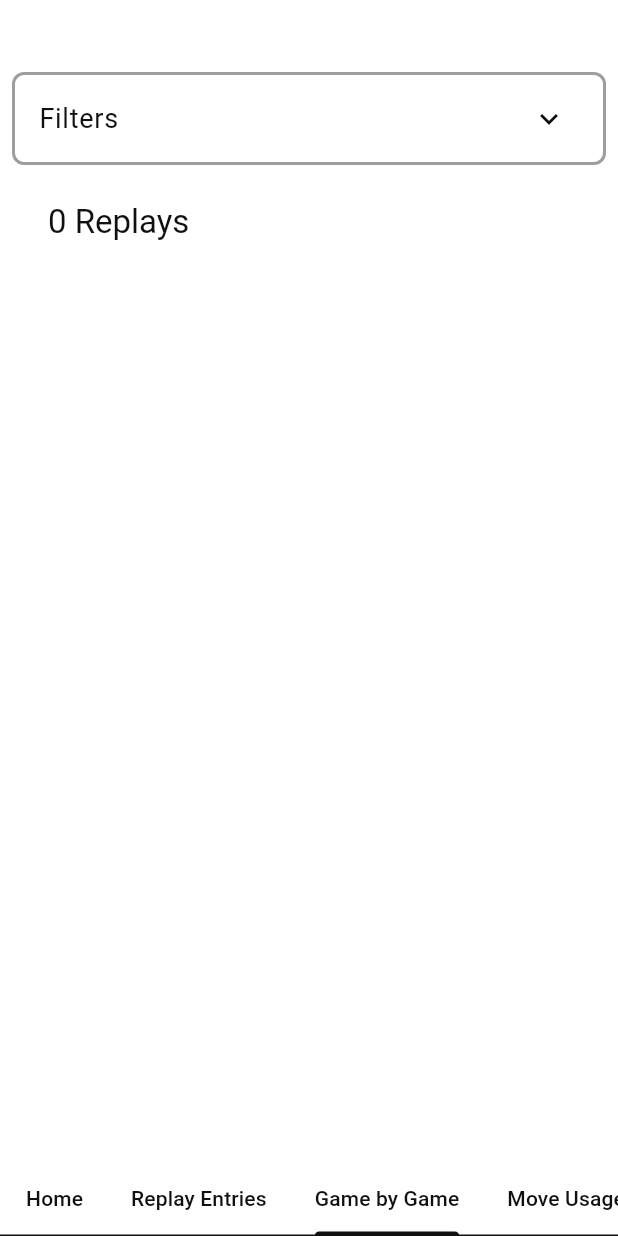
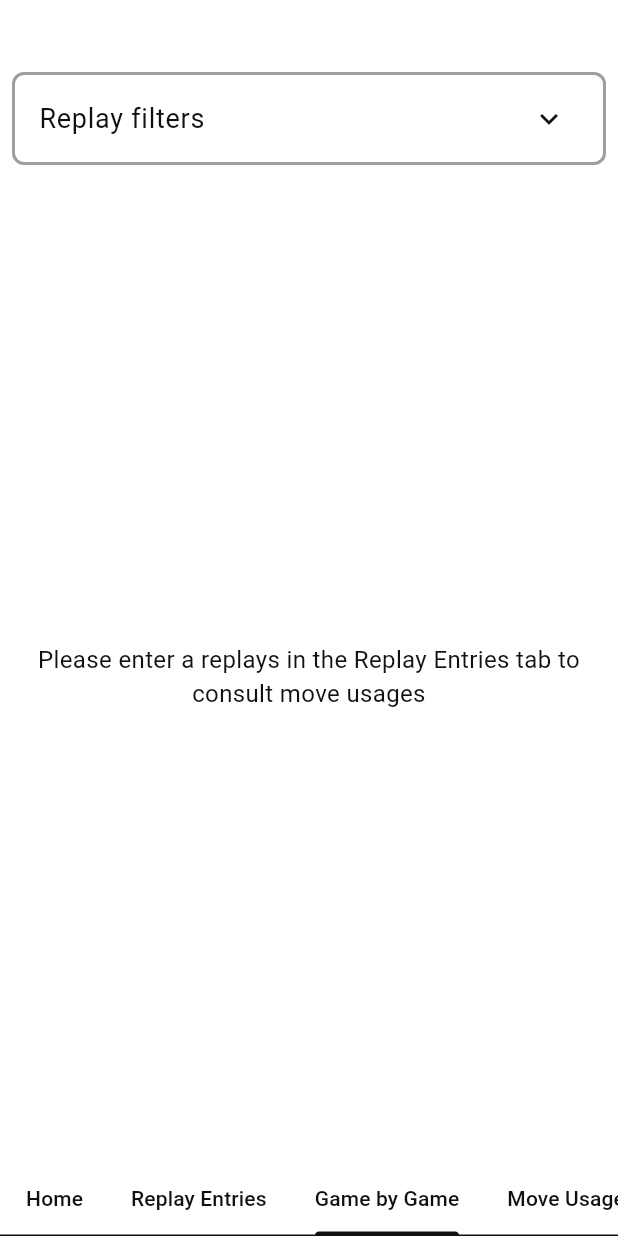
Before and after one commit to tambapps/poke-show-stats, a Flutter app: the screen it shows after launch, tab 3 chosen, on a phone screen of 412 x 824 dp. Run offline on Flutter 3.47's test engine with Material 3 defaults, Android fonts, the phone set to English and light mode, and no system bars; our stand-ins replace cached_network_image, fl_chart, fluttertoast, go_router, shared_preferences, yaml; missing offline and left inert: cached_network_image_platform_interface.

Commit message:
globalized filters

```diff
--- a/app/lib/ui/core/widgets/replay_filters.dart
+++ b/app/lib/ui/core/widgets/replay_filters.dart
@@ -16,8 +16,10 @@ class ReplayFiltersWidget extends StatefulWidget {
   final ReplayFiltersViewModel viewModel;
   final void Function(ReplayPredicate?) applyFilters;
   final bool isMobile;
+  final int totalReplaysCount;
+  final int matchedReplaysCount;
 
-  const ReplayFiltersWidget({super.key, required this.viewModel, required this.applyFilters, required this.isMobile});
+  const ReplayFiltersWidget({super.key, required this.viewModel, required this.applyFilters, required this.isMobile, required this.totalReplaysCount, required this.matchedReplaysCount});
 
   @override
   State createState() => isMobile ? _MobileReplayFiltersWidgetState() : _DesktopReplayFiltersWidgetState();
@@ -29,18 +31,14 @@ abstract class _AbstractReplayFiltersWidgetState extends AbstractState<ReplayFil
   late TabController _tabController;
   ReplayFiltersViewModel get _viewModel => widget.viewModel;
   void Function(ReplayPredicate?) get applyFilters => widget.applyFilters;
-  late _Filters _filters;
-  late TextEditingController _minEloController;
-  late TextEditingController _maxEloController;
+
+  ReplayFilters get _filters => _viewModel.filters;
 
   @override
   void initState() {
     super.initState();
     // The `vsync: this` ensures the TabController is synchronized with the screen's refresh rate
     _tabController = TabController(length: 6, vsync: this);
-    _filters = _Filters();
-    _minEloController = TextEditingController();
-    _maxEloController = TextEditingController();
   }
 
   @override
@@ -56,12 +54,13 @@ abstract class _AbstractReplayFiltersWidgetState extends AbstractState<ReplayFil
           borderRadius: const BorderRadius.all(Radius.circular(8)),
         ),
         child: ExpansionTile(
-          title: Text("Filters"),
+          title: Text("Replay filters"),
+            subtitle: widget.totalReplaysCount != widget.matchedReplaysCount ? Text("Matched ${widget.matchedReplaysCount} replays out of ${widget.totalReplaysCount}") : null,
           children: [
             Padding(padding: EdgeInsets.symmetric(horizontal: dimens.pokemonFiltersHorizontalSpacing),
               child: eloFiltersWidget(context, localization, dimens, theme),),
             const SizedBox(height: 16.0,),
-            Text("Opponent's team", style: theme.textTheme.titleMedium,),
+            Text("Opponent's team", style: theme.textTheme.titleMedium, ),
             const SizedBox(height: 16.0,),
             TabBar(
               controller: _tabController,
@@ -86,7 +85,7 @@ abstract class _AbstractReplayFiltersWidgetState extends AbstractState<ReplayFil
                           side: _viewModel.dirty ? const BorderSide(color: Colors.orange) : null,
                         ),
                         onPressed: () {
-                          applyFilters(_filters.getPredicate(_minEloController, _maxEloController));
+                          applyFilters(_filters.getPredicate());
                           _viewModel.dirty = false;
                         },
                         child: Text("Apply"))],
@@ -190,18 +189,16 @@ abstract class _AbstractReplayFiltersWidgetState extends AbstractState<ReplayFil
   @override
   void dispose() {
     _tabController.dispose();
-    _filters.dispose();
-    _minEloController.dispose();
-    _maxEloController.dispose();
     super.dispose();
   }
 }
 
 class ReplayFiltersViewModel extends ChangeNotifier {
 
-  ReplayFiltersViewModel({required this.pokemonResourceService});
+  ReplayFiltersViewModel({required this.pokemonResourceService, required this.filters});
 
   final PokemonResourceService pokemonResourceService;
+  final ReplayFilters filters;
 
   bool _dirty = false;
   bool get dirty => _dirty;
@@ -216,9 +213,9 @@ class _DesktopReplayFiltersWidgetState extends _AbstractReplayFiltersWidgetState
   Widget eloFiltersWidget(BuildContext context, AppLocalization localization, Dimens dimens, ThemeData theme) {
     return Row(
       children: [
-        SizedBox(width: 200.0, child: textInput(labelText: "Opponent Min Elo", controller: _minEloController, numberInput: true),),
+        SizedBox(width: 200.0, child: textInput(labelText: "Opponent Min Elo", controller: _filters.minEloController, numberInput: true),),
         SizedBox(width: 32.0,),
-        SizedBox(width: 200.0, child: textInput(labelText: "Opponent Max Elo", controller: _maxEloController, numberInput: true),),
+        SizedBox(width: 200.0, child: textInput(labelText: "Opponent Max Elo", controller: _filters.maxEloController, numberInput: true),),
       ],  // Explicitly specify a list of widgets
     );
   }
@@ -230,19 +227,22 @@ class _MobileReplayFiltersWidgetState extends _AbstractReplayFiltersWidgetState
   Widget eloFiltersWidget(BuildContext context, AppLocalization localization, Dimens dimens, ThemeData theme) {
     return Row(
         children: [
-          Expanded(child: textInput(labelText: "Min Elo", controller: _minEloController, numberInput: true)),
+          Expanded(child: textInput(labelText: "Min Elo", controller: _filters.minEloController, numberInput: true)),
           SizedBox(width: 8.0,),
-          Expanded(child: textInput(labelText: "Max Elo", controller: _maxEloController, numberInput: true)),
+          Expanded(child: textInput(labelText: "Max Elo", controller: _filters.maxEloController, numberInput: true)),
         ]// Explicitly specify a list of widgets
     );
   }
 }
 
-class _Filters {
+class ReplayFilters {
+
+  final TextEditingController minEloController = TextEditingController();
+  final TextEditingController maxEloController = TextEditingController();
 
   final List<PokemonFilters> pokemons = List.generate(6, (_) => PokemonFilters());
 
-  ReplayPredicate? getPredicate(TextEditingController minEloController, TextEditingController maxEloController) {
+  ReplayPredicate? getPredicate() {
     List<ReplayPredicate> predicates = [];
 
     if (minEloController.text.trim().isNotEmpty) {
@@ -264,12 +264,16 @@ class _Filters {
   }
 
   void clear() {
+    minEloController.clear();
+    maxEloController.clear();
     for (PokemonFilters pokemonFilters in pokemons) {
       pokemonFilters.clear();
     }
   }
 
   void dispose() {
+    minEloController.dispose();
+    maxEloController.dispose();
     for (PokemonFilters pokemonFilters in pokemons) {
       pokemonFilters.dispose();
     }
--- a/app/lib/ui/home/game_by_game/game_by_game_screen.dart
+++ b/app/lib/ui/home/game_by_game/game_by_game_screen.dart
@@ -1,9 +1,6 @@
-
 import 'package:app2/data/models/replay.dart';
 import 'package:app2/ui/core/widgets/pokepaste_widget.dart';
-import 'package:app2/ui/core/widgets/replay_filters.dart';
 import 'package:flutter/material.dart';
-import 'package:flutter/services.dart';
 import 'package:pokepaste_parser/pokepaste_parser.dart';
 import 'package:sd_replay_parser/sd_replay_parser.dart';
 
@@ -38,11 +35,9 @@ abstract class _AbstractGameByGameComponentState extends AbstractViewModelState<
           return ListView.separated(
               itemBuilder: (context, index) {
                 if (index == 0) {
-                  return ReplayFiltersWidget(viewModel: viewModel.filtersViewModel, applyFilters: (replayPredicate) => viewModel.applyFilters(replayPredicate), isMobile: dimens.isMobile,);
-                } else if (index == 1) {
                   return headerWidget(context, localization, dimens, theme);
                 }
-                final replay = viewModel.filteredReplays[index - 2];
+                final replay = viewModel.filteredReplays[index - 1];
                 return _gbgWidget(context, localization, dimens, theme, replay);
               },
               separatorBuilder: (context, index) {
@@ -53,7 +48,7 @@ abstract class _AbstractGameByGameComponentState extends AbstractViewModelState<
                   height: 1,
                 ),);
               },
-              itemCount: viewModel.filteredReplays.length + 2 // + 2 because of filter + header component
+              itemCount: viewModel.filteredReplays.length + 1 // + 1 because header component
           );
         }
     );
@@ -69,8 +64,6 @@ abstract class _AbstractGameByGameComponentState extends AbstractViewModelState<
         mainAxisSize: MainAxisSize.min,
         crossAxisAlignment: CrossAxisAlignment.start,
         children: [
-          Text("${viewModel.filteredReplays.length} Replays", style: textStyle,),
-          const SizedBox(height: 16.0,),
           if (winRateRatio != null)
             Text("Win rate ${(winRateRatio * 100).toStringAsFixed(1)}%", style: textStyle),
         ],
--- a/app/lib/ui/home/game_by_game/game_by_game_viewmodel.dart
+++ b/app/lib/ui/home/game_by_game/game_by_game_viewmodel.dart
@@ -2,23 +2,19 @@ import 'package:app2/data/services/pokemon_resource_service.dart';
 import 'package:flutter/material.dart';
 
 import '../../../data/models/replay.dart';
-import '../../core/widgets/replay_filters.dart';
 import '../home_viewmodel.dart';
-import 'dart:developer' as developer;
 
 
 class GameByGameViewModel extends ChangeNotifier {
 
   GameByGameViewModel({
     required this.homeViewModel,
-    required this.pokemonResourceService
-  }): filtersViewModel = ReplayFiltersViewModel(pokemonResourceService: pokemonResourceService) {
-    filteredReplays = homeViewModel.replays;
-  }
+    required this.pokemonResourceService,
+  });
+
   final HomeViewModel homeViewModel;
-  final ReplayFiltersViewModel filtersViewModel;
   final PokemonResourceService pokemonResourceService;
-  late List<Replay> filteredReplays;
+  List<Replay> get filteredReplays => homeViewModel.filteredReplays;
 
   void editNote(Map<Replay, NoteEditingContext> replayNoteEditingContextMap, Replay replay) {
     replayNoteEditingContextMap[replay] = NoteEditingContext(replay.notes ?? "");
@@ -32,23 +28,6 @@ class GameByGameViewModel extends ChangeNotifier {
     homeViewModel.storeSave();
     notifyListeners();
   }
-
-  void applyFilters(ReplayPredicate? predicate) {
-    if (predicate == null) {
-      developer.log("No filters was applied");
-      filteredReplays = homeViewModel.replays.toList();
-    } else {
-      filteredReplays = homeViewModel.replays.where(predicate).toList();
-      developer.log("Got ${filteredReplays.length} replay matches out of ${homeViewModel.replays.length} replays");
-    }
-    notifyListeners();
-  }
-
-  @override
-  void dispose() {
-    filtersViewModel.dispose();
-    super.dispose();
-  }
 }
 
 class NoteEditingContext {
--- a/app/lib/ui/home/home_screen.dart
+++ b/app/lib/ui/home/home_screen.dart
@@ -14,6 +14,7 @@ import 'package:provider/provider.dart';
 
 import '../core/localization/applocalization.dart';
 import '../core/themes/dimens.dart';
+import '../core/widgets/replay_filters.dart';
 import 'home_viewmodel.dart';
 
 class HomeScreen extends StatefulWidget {
@@ -35,6 +36,8 @@ abstract class _AbstractHomeScreenState extends AbstractViewModelState<HomeScree
   @override
   HomeViewModel get viewModel => widget.viewModel;
   late TabController _tabController;
+  late ReplayFiltersViewModel _replayFiltersViewModel;
+  late ReplayFilters _filters;
 
   @override
   void initState() {
@@ -42,11 +45,15 @@ abstract class _AbstractHomeScreenState extends AbstractViewModelState<HomeScree
     viewModel.loadSave();
     // The `vsync: this` ensures the TabController is synchronized with the screen's refresh rate
     _tabController = TabController(length: 6, vsync: this);
+    _filters = ReplayFilters();
+    _replayFiltersViewModel = ReplayFiltersViewModel(pokemonResourceService: viewModel.pokemonResourceService, filters: _filters);
   }
 
   @override
   void dispose() {
     _tabController.dispose();
+    _replayFiltersViewModel.dispose();
+    _filters.dispose();
     super.dispose();
   }
 
@@ -96,20 +103,46 @@ abstract class _AbstractHomeScreenState extends AbstractViewModelState<HomeScree
         ListenableBuilder(
             listenable: viewModel,
             builder: (context, _) => ReplayEntriesComponent(viewModel: ReplayEntriesViewModel(replayParser: context.read(), homeViewModel: viewModel), isMobile: dimens.isMobile,)),
-        ListenableBuilder(
-            listenable: viewModel,
-            builder: (context, _) => GameByGameComponent(viewModel: GameByGameViewModel(homeViewModel: viewModel, pokemonResourceService: context.read()), isMobile: dimens.isMobile)),
-        ListenableBuilder(
-            listenable: viewModel,
-            builder: (context, _) => MoveUsageComponent(viewModel: MoveUsageViewModel(homeViewModel: viewModel, pokemonResourceService: context.read()), isMobile: dimens.isMobile)),
-        ListenableBuilder(
-            listenable: viewModel,
-            builder: (context, _) => LeadStatsComponent(viewModel: LeadStatsViewModel(homeViewModel: viewModel, pokemonResourceService: context.read()), isMobile: dimens.isMobile)),
+        _tab(dimens, () => GameByGameComponent(viewModel: GameByGameViewModel(homeViewModel: viewModel, pokemonResourceService: context.read()), isMobile: dimens.isMobile)),
+        _tab(dimens, () => MoveUsageComponent(viewModel: MoveUsageViewModel(homeViewModel: viewModel, pokemonResourceService: context.read()), isMobile: dimens.isMobile)),
+        _tab(dimens, () => LeadStatsComponent(viewModel: LeadStatsViewModel(homeViewModel: viewModel, pokemonResourceService: context.read()), isMobile: dimens.isMobile)),
         ListenableBuilder(
             listenable: viewModel,
             builder: (context, _) => Center(child: Text('TODO'),))
       ],
     );
+  }
+
+  Widget _tab(Dimens dimens, Widget Function() tabComponent) {
+    return ListenableBuilder(
+        listenable: viewModel,
+        builder: (context, _) {
+          final replayFiltersWidget = ReplayFiltersWidget(
+              viewModel: _replayFiltersViewModel,
+              applyFilters: (replayPredicate) => viewModel.replayPredicate = replayPredicate,
+              isMobile: dimens.isMobile,
+            totalReplaysCount: viewModel.replays.length,
+            matchedReplaysCount: viewModel.filteredReplays.length,
+          );
+          return Column(children: [
+            replayFiltersWidget,
+            Expanded(child: _tabContent(tabComponent))
+          ],);
+        });
+  }
+
+  Widget _tabContent(Widget Function() tabComponent) {
+    if (viewModel.replays.isEmpty) {
+      return Center(
+        child: Text("Please enter a replays in the Replay Entries tab to consult move usages", textAlign: TextAlign.center,),
+      );
+    } else if (viewModel.filteredReplays.isEmpty) {
+      return Center(
+        child: Text("Applied filters matched 0 replays", textAlign: TextAlign.center,),
+      );
+    } else {
+      return tabComponent();
+    }
   }
 }
 
--- a/app/lib/ui/home/home_viewmodel.dart
+++ b/app/lib/ui/home/home_viewmodel.dart
@@ -1,7 +1,8 @@
-import 'dart:collection';
+import 'dart:developer' as developer;
 
 import 'package:app2/data/models/teamlytic.dart';
 import 'package:app2/data/services/save_service.dart';
+import 'package:app2/ui/core/widgets/replay_filters.dart';
 import 'package:flutter/material.dart';
 import 'package:pokepaste_parser/pokepaste_parser.dart';
 import 'package:sd_replay_parser/sd_replay_parser.dart';
@@ -24,6 +25,8 @@ class HomeViewModel extends ChangeNotifier {
   final String saveName = "default";
 
   List<Replay> get replays => _teamlytic.replays;
+  List<Replay> _filteredReplays = [];
+  List<Replay> get filteredReplays => _filteredReplays;
   List<String> get sdNames => _teamlytic.sdNames;
   Pokepaste? get pokepaste => _teamlytic.pokepaste;
   set pokepaste(Pokepaste? value) {
@@ -35,6 +38,19 @@ class HomeViewModel extends ChangeNotifier {
   int _selectedIndex = 0;
   int get selectedIndex => _selectedIndex;
   bool _disposed = false;
+
+  ReplayPredicate? _replayPredicate;
+  ReplayPredicate? get replayPredicate => _replayPredicate;
+  set replayPredicate(value) {
+    _replayPredicate = value;
+    if (value != null) {
+      developer.log("Applying filters...");
+      _filteredReplays = replays.where(value).toList();
+    } else {
+      _filteredReplays = replays.toList();
+    }
+    notifyListeners();
+  }
 
   void onTabSelected(int index) {
     // don't need to notifyListeners() because the DefaultTabController handles its own state
@@ -48,6 +64,9 @@ class HomeViewModel extends ChangeNotifier {
     Replay replay = Replay(uri: uri, data: replayData, opposingPlayer: opposingPlayer, gameOutput: output);
     replay.trySetElo(replays);
     _teamlytic.replays = [...replays, replay];
+    if (_replayPredicate == null || _replayPredicate!(replay)) {
+      _filteredReplays = [..._filteredReplays, replay];
+    }
     notifyListeners();
     storeSave();
   }
@@ -73,6 +92,7 @@ class HomeViewModel extends ChangeNotifier {
 
   void removeReplay(Replay replay) {
     _teamlytic.replays = [...replays]..remove(replay);
+    _filteredReplays = [..._filteredReplays]..remove(replay);
     notifyListeners();
     storeSave();
   }
@@ -100,12 +120,16 @@ class HomeViewModel extends ChangeNotifier {
       return Replay(uri: replay.uri, data: replay.data, gameOutput: _computeGameOutput(replay.data), opposingPlayer: _computeOpposingPlayer(replay.data));
     }).toList();
     _teamlytic.replays = updatedReplays;
+    if (replayPredicate != null) {
+      _filteredReplays = replays.where(replayPredicate!).toList();
+    }
   }
 
   void storeSave() async => await saveService.storeSave(_teamlytic);
 
   void loadSave() async {
     _teamlytic = await saveService.loadSave(saveName);
+    _filteredReplays = _teamlytic.replays.toList();
     _notifyListenersSafely();
   }
 
--- a/app/lib/ui/home/lead_stats/lead_stats_viewmodel.dart
+++ b/app/lib/ui/home/lead_stats/lead_stats_viewmodel.dart
@@ -1,24 +1,16 @@
-import 'dart:collection';
-import 'dart:developer' as developer;
-
 import 'package:flutter/material.dart';
 import 'package:pokepaste_parser/pokepaste_parser.dart';
 import 'package:sd_replay_parser/sd_replay_parser.dart';
 
 import '../../../data/models/replay.dart';
 import '../../../data/services/pokemon_resource_service.dart';
-import '../../core/widgets/replay_filters.dart';
 import '../home_viewmodel.dart';
 
 class LeadStatsViewModel extends ChangeNotifier {
   final HomeViewModel homeViewModel;
   Pokepaste? get pokepaste => homeViewModel.pokepaste;
-  int _replaysCount = 0;
-  int get replaysCount => _replaysCount;
-  bool get hasReplays => homeViewModel.replays.isNotEmpty;
   bool _isLoading = false;
   bool get isLoading => _isLoading;
-  final ReplayFiltersViewModel filtersViewModel;
   final PokemonResourceService pokemonResourceService;
 
   Map<Duo<String>, LeadStats> _duoStatsMap = {};
@@ -29,19 +21,14 @@ class LeadStatsViewModel extends ChangeNotifier {
 
   LeadStatsViewModel({required this.homeViewModel,
     required this.pokemonResourceService,
-  }): filtersViewModel = ReplayFiltersViewModel(pokemonResourceService: pokemonResourceService) {
+  }) {
     loadUsages();
   }
 
-  void loadUsages({ReplayPredicate? replayPredicate}) async {
+  void loadUsages() async {
     _isLoading = true;
     notifyListeners();
-    developer.log("Applying filters...");
-    List<Replay> replays = replayPredicate != null ? homeViewModel.replays
-        .where((replay) => replayPredicate(replay))
-        .toList()
-        : homeViewModel.replays;
-    _replaysCount = replays.length;
+    List<Replay> replays = homeViewModel.filteredReplays;
     Map<Duo<String>, LeadStats> duoStatsMap = {};
     Map<String, LeadStats> pokemonStatsMap = {};
     for (Replay replay in replays) {
--- a/app/lib/ui/home/move_usage/move_usage_viewmodel.dart
+++ b/app/lib/ui/home/move_usage/move_usage_viewmodel.dart
@@ -1,7 +1,4 @@
-import 'dart:developer' as developer;
-
 import 'package:app2/data/models/replay.dart';
-import 'package:app2/ui/core/widgets/replay_filters.dart';
 import 'package:flutter/material.dart';
 import 'package:pokepaste_parser/pokepaste_parser.dart';
 
@@ -13,31 +10,22 @@ class MoveUsageViewModel extends ChangeNotifier {
   MoveUsageViewModel({
     required this.homeViewModel,
     required this.pokemonResourceService,
-  }): filtersViewModel = ReplayFiltersViewModel(pokemonResourceService: pokemonResourceService) {
+  }) {
     loadStats();
   }
 
   final HomeViewModel homeViewModel;
   final PokemonResourceService pokemonResourceService;
-  final ReplayFiltersViewModel filtersViewModel;
   Pokepaste? get pokepaste => homeViewModel.pokepaste;
   Map<String, Map<String, int>> _pokemonMoveUsages = {};
   Map<String, Map<String, int>> get pokemonMoveUsages => _pokemonMoveUsages;
-  int _replaysCount = 0;
-  int get replaysCount => _replaysCount;
-  bool get hasReplays => homeViewModel.replays.isNotEmpty;
   bool _isLoading = false;
   bool get isLoading => _isLoading;
 
-  void loadStats({ReplayPredicate? replayPredicate}) async {
+  void loadStats() async {
     _isLoading = true;
     notifyListeners();
-    developer.log("Applying filters...");
-    List<Replay> replays = replayPredicate != null ? homeViewModel.replays
-        .where((replay) => replayPredicate(replay))
-        .toList()
-        : homeViewModel.replays;
-    _replaysCount = replays.length;
+    List<Replay> replays = homeViewModel.filteredReplays;
     Map<String, Map<String, int>> map = {};
     for (Replay replay in replays) {
       _merge(map, replay.otherPlayer.moveUsages);
@@ -57,14 +45,4 @@ class MoveUsageViewModel extends ChangeNotifier {
       }, ifAbsent: () => {...pokemonMoves});
     });
   }
-
-  @override
-  void dispose() {
-    filtersViewModel.dispose();
-    super.dispose();
-  }
 }
-
-class MoveUsageStats {
-
-}
```
Also changed, not shown: app/lib/ui/home/lead_stats/lead_stats_screen.dart (+7 -24 lines), app/lib/ui/home/move_usage/move_usage_screen.dart (+4 -30 lines).
